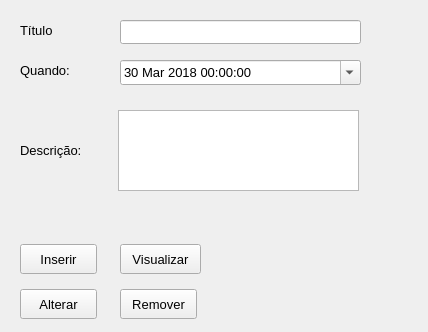
Before: the Qt Designer form Agenda/agenda.ui in AndersonS001/Estrutura-de-Dados, drawn with Qt 5.
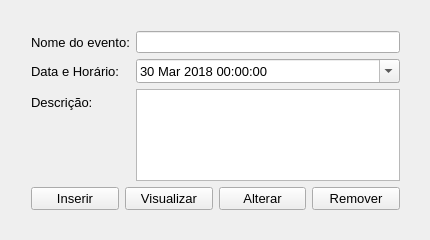
After: the same form once the commit is applied.

Patch:
```diff
--- a/Agenda/agenda.ui
+++ b/Agenda/agenda.ui
@@ -6,41 +6,55 @@
    <rect>
     <x>0</x>
     <y>0</y>
-    <width>428</width>
-    <height>332</height>
+    <width>430</width>
+    <height>240</height>
    </rect>
   </property>
   <property name="windowTitle">
    <string>Agenda</string>
   </property>
   <widget class="QWidget" name="centralWidget">
-   <widget class="QPushButton" name="btnInserir">
+   <widget class="QWidget" name="">
     <property name="geometry">
      <rect>
       <x>20</x>
-      <y>244</y>
-      <width>77</width>
-      <height>30</height>
+      <y>20</y>
+      <width>391</width>
+      <height>201</height>
      </rect>
     </property>
+    <layout class="QVBoxLayout" name="verticalLayout">
+     <item>
+      <layout class="QFormLayout" name="formLayout">
+       <item row="0" column="0">
+        <widget class="QLabel" name="label">
     <property name="font">
      <font>
       <pointsize>10</pointsize>
      </font>
     </property>
     <property name="text">
-     <string>Inserir</string>
-    </property>
-   </widget>
+          <string>Nome do evento:</string>
+         </property>
+        </widget>
+       </item>
+       <item row="0" column="1">
+        <widget class="QLineEdit" name="txtTitulo"/>
+       </item>
+       <item row="1" column="0">
+        <widget class="QLabel" name="label_2">
+         <property name="font">
+          <font>
+           <pointsize>10</pointsize>
+          </font>
+         </property>
+         <property name="text">
+          <string>Data e Horário:</string>
+         </property>
+        </widget>
+       </item>
+       <item row="1" column="1">
    <widget class="QDateTimeEdit" name="dtQuando">
-    <property name="geometry">
-     <rect>
-      <x>120</x>
-      <y>60</y>
-      <width>241</width>
-      <height>25</height>
-     </rect>
-    </property>
     <property name="font">
      <font>
       <pointsize>10</pointsize>
@@ -74,89 +88,9 @@
      <bool>true</bool>
     </property>
    </widget>
-   <widget class="QLineEdit" name="txtTitulo">
-    <property name="geometry">
-     <rect>
-      <x>120</x>
-      <y>20</y>
-      <width>241</width>
-      <height>24</height>
-     </rect>
-    </property>
-   </widget>
-   <widget class="QTextEdit" name="txtDescricao">
-    <property name="geometry">
-     <rect>
-      <x>118</x>
-      <y>110</y>
-      <width>241</width>
-      <height>81</height>
-     </rect>
-    </property>
-   </widget>
-   <widget class="QPushButton" name="btnVisualizar">
-    <property name="geometry">
-     <rect>
-      <x>120</x>
-      <y>244</y>
-      <width>81</width>
-      <height>30</height>
-     </rect>
-    </property>
-    <property name="font">
-     <font>
-      <pointsize>10</pointsize>
-     </font>
-    </property>
-    <property name="text">
-     <string>Visualizar</string>
-    </property>
-   </widget>
-   <widget class="QLabel" name="label">
-    <property name="geometry">
-     <rect>
-      <x>20</x>
-      <y>20</y>
-      <width>42</width>
-      <height>21</height>
-     </rect>
-    </property>
-    <property name="font">
-     <font>
-      <pointsize>10</pointsize>
-     </font>
-    </property>
-    <property name="text">
-     <string>Título</string>
-    </property>
-   </widget>
-   <widget class="QLabel" name="label_2">
-    <property name="geometry">
-     <rect>
-      <x>20</x>
-      <y>60</y>
-      <width>63</width>
-      <height>21</height>
-     </rect>
-    </property>
-    <property name="font">
-     <font>
-      <pointsize>10</pointsize>
-     </font>
-    </property>
-    <property name="text">
-     <string>Quando:</string>
-    </property>
-   </widget>
+       </item>
+       <item row="2" column="0">
    <widget class="QLabel" name="label_3">
-    <property name="geometry">
-     <rect>
-      <x>20</x>
-      <y>140</y>
-      <width>79</width>
-      <height>21</height>
-     </rect>
-    </property>
     <property name="font">
      <font>
       <pointsize>10</pointsize>
@@ -166,33 +100,40 @@
      <string>Descrição:</string>
     </property>
    </widget>
-   <widget class="QPushButton" name="btnRemover">
-    <property name="geometry">
-     <rect>
-      <x>120</x>
-      <y>289</y>
-      <width>77</width>
-      <height>30</height>
-     </rect>
-    </property>
+       </item>
+       <item row="2" column="1">
+        <widget class="QTextEdit" name="txtDescricao"/>
+       </item>
+      </layout>
+     </item>
+     <item>
+      <layout class="QHBoxLayout" name="horizontalLayout">
+       <item>
+        <widget class="QPushButton" name="btnInserir">
+         <property name="font">
+          <font>
+           <pointsize>10</pointsize>
+          </font>
+         </property>
+         <property name="text">
+          <string>Inserir</string>
+         </property>
+        </widget>
+       </item>
+       <item>
+        <widget class="QPushButton" name="btnVisualizar">
     <property name="font">
      <font>
       <pointsize>10</pointsize>
      </font>
     </property>
     <property name="text">
-     <string>Remover</string>
-    </property>
-   </widget>
+          <string>Visualizar</string>
+         </property>
+        </widget>
+       </item>
+       <item>
    <widget class="QPushButton" name="btnAlterar">
-    <property name="geometry">
-     <rect>
-      <x>20</x>
-      <y>289</y>
-      <width>77</width>
-      <height>30</height>
-     </rect>
-    </property>
     <property name="font">
      <font>
       <pointsize>10</pointsize>
@@ -201,6 +142,23 @@
     <property name="text">
      <string>Alterar</string>
     </property>
+        </widget>
+       </item>
+       <item>
+        <widget class="QPushButton" name="btnRemover">
+         <property name="font">
+          <font>
+           <pointsize>10</pointsize>
+          </font>
+         </property>
+         <property name="text">
+          <string>Remover</string>
+         </property>
+        </widget>
+       </item>
+      </layout>
+     </item>
+    </layout>
    </widget>
   </widget>
  </widget>
```
Lines whose indentation alone changed are shown as unchanged.
